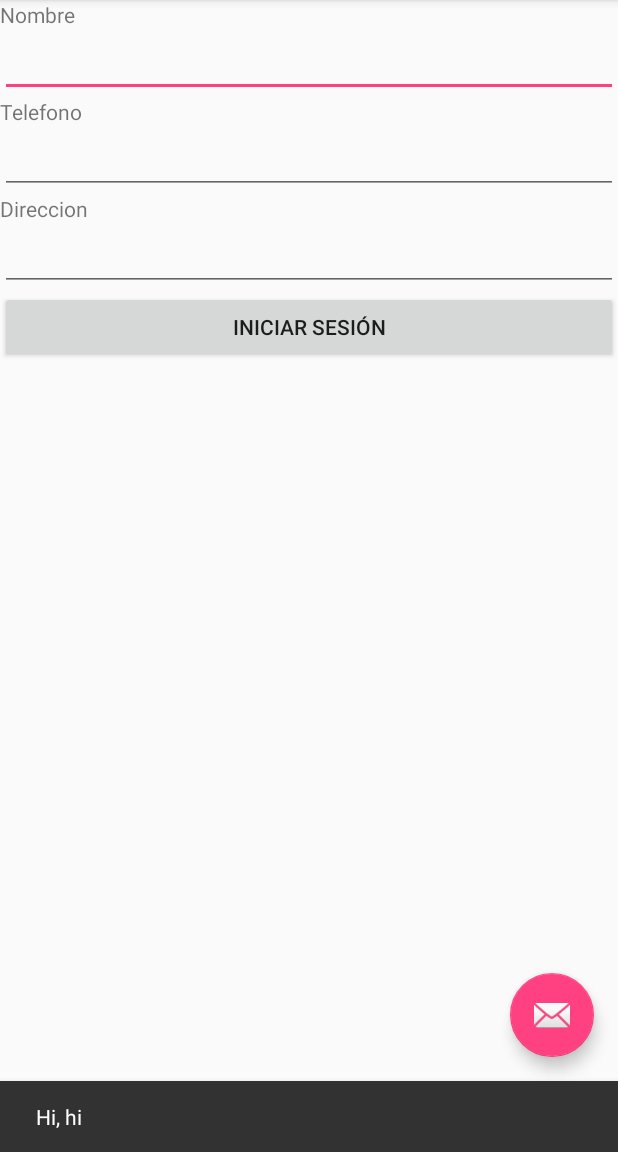
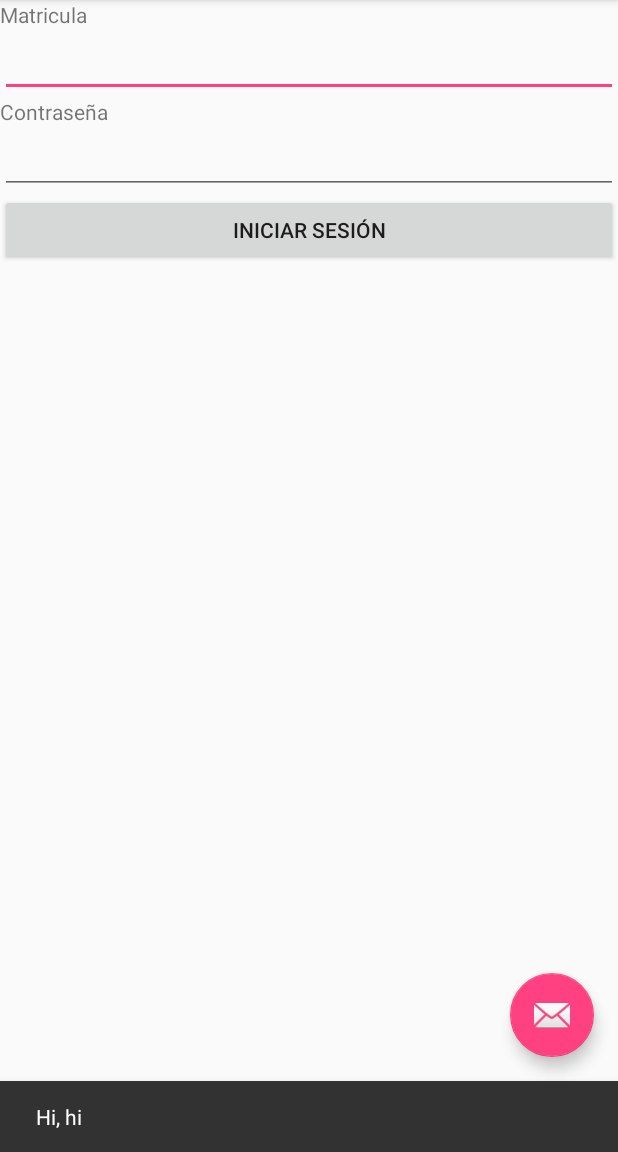
Before and after one commit to Shamira03/IDG195-G7-Macias, an Android app: the screen it shows after launch (MainActivity), after a tap on an icon or button, on a phone screen of 412 x 824 dp, the part 84-1236 px from its top. Run offline under Robolectric (Android 15) with nearby library versions, the phone set to English and light mode, and no system bars; our stand-ins replace Volley; network calls fail; 1 statement that could not run was skipped.

Commit message:
Parito12

```diff
--- a/myFirstApp/app/src/main/java/com/gmail/macias3roa/ejapp1/MainActivity.java
+++ b/myFirstApp/app/src/main/java/com/gmail/macias3roa/ejapp1/MainActivity.java
@@ -36,13 +36,15 @@ import java.util.concurrent.ExecutionException;
 
 public class MainActivity extends AppCompatActivity {
      private Gson gson;
-     EditText Nombre;
+     EditText Matricula;
+     EditText Password;
     @Override
     protected void onCreate(Bundle savedInstanceState) {
         super.onCreate(savedInstanceState);
         setContentView(R.layout.activity_main);
 
-        Nombre = (EditText) findViewById(R.id.txtNombre);
+        Matricula = (EditText) findViewById(R.id.txtmatricula);
+        Password = (EditText) findViewById(R.id.txtpassword);
 
         Toolbar toolbar = (Toolbar) findViewById(R.id.toolbar);
         setSupportActionBar(toolbar);
@@ -99,18 +101,21 @@ public class MainActivity extends AppCompatActivity {
         String url ="http://138.68.231.116:5000/perfil";
 
 // Request a string response from the provided URL.
-        StringRequest stringRequest = new StringRequest (Request.Method.GET, url,
+        final String matricula = Matricula.getText().toString();
+        final String password = Password.getText().toString();
+        final StringRequest stringRequest = new StringRequest (Request.Method.GET, url,
                 new Response.Listener<String>() {
                     @Override
                     public void onResponse(String response) {
-                        List<ClassPerfil> miPerfil = Arrays.asList(gson.fromJson(response, ClassPerfil[].class));
-                        for (ClassPerfil perfil: miPerfil) {
-                            if (perfil.getUsername().trim().toLowerCase().equals("t021204")){
+                        List<ClassPerfil> perfiles = Arrays.asList(gson.fromJson(response, ClassPerfil[].class));
+
+                        ClassPerfil misPerfiles = findPerfil(perfiles,matricula,password)
+
+                            if (misPerfiles != null){
                                 Toast.makeText(getApplicationContext(),
-                                        perfil.toString(),
+                                        misPerfiles.toString(),
                                         Toast.LENGTH_LONG).show();
                             }
-                        }
 
                         }
                     }, new Response.ErrorListener() {
@@ -129,7 +134,14 @@ public class MainActivity extends AppCompatActivity {
         queue.add(stringRequest);
     }
 
-
+    private ClassPerfil findPerfil (List<ClassPerfil> perfiles, String matricula, String password){
+        for(ClassPerfil perfil: perfiles){
+           if(perfil.getUsername().equals(matricula)&& perfil.getPassword().equals(password)){
+               return perfil;
+           }
+        }
+        return null;
+    }
     @Override
     public boolean onOptionsItemSelected(MenuItem item) {
         // Handle action bar item clicks here. The action bar will
--- a/myFirstApp/app/src/main/res/layout/content_main.xml
+++ b/myFirstApp/app/src/main/res/layout/content_main.xml
@@ -12,26 +12,21 @@
     <TextView
         android:layout_width="wrap_content"
         android:layout_height="wrap_content"
-        android:text="Nombre"/>
+        android:text="Matricula"/>
     <EditText
         android:layout_width="match_parent"
         android:layout_height="wrap_content"
-        android:id="@+id/txtnombre"/>
+        android:id="@+id/txtmatricula"/>
     <TextView
         android:layout_width="wrap_content"
         android:layout_height="wrap_content"
-        android:text="Telefono"/>
+        android:text="Contraseña"/>
     <EditText
         android:layout_width="match_parent"
-        android:layout_height="wrap_content" />
-    <TextView
-        android:layout_width="wrap_content"
         android:layout_height="wrap_content"
-        android:text="Direccion"/>
-    <EditText
-        android:layout_width="match_parent"
-        android:layout_height="wrap_content" />
+        android:id="@+id/txtpassword"/>
     <Button
+        android:id="@+id/button"
         android:layout_width="match_parent"
         android:layout_height="wrap_content"
         android:text="Iniciar sesión"/>
```
Also changed, not shown: myFirstApp/app/src/main/java/com/gmail/macias3roa/ejapp1/ClassPerfil.java (+5 -5 lines).
